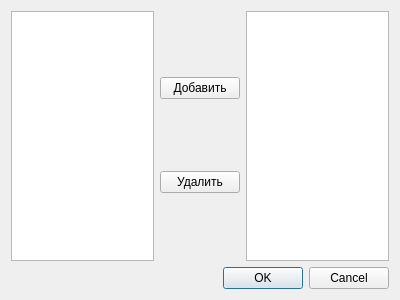
The window that statisticanalyzedialog.ui (de1mos242/USDiplom) describes before a commit, drawn with Qt 5.
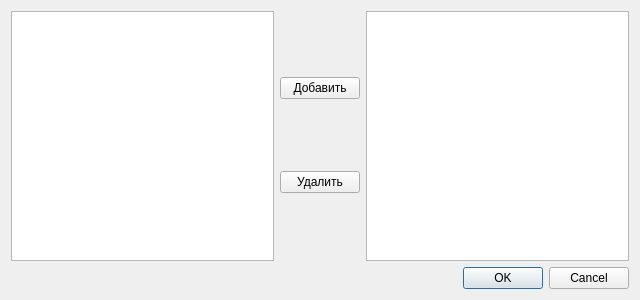
The same window after the commit.

What changed in the file:
```diff
--- a/statisticanalyzedialog.ui
+++ b/statisticanalyzedialog.ui
@@ -6,7 +6,7 @@
    <rect>
     <x>0</x>
     <y>0</y>
-    <width>400</width>
+    <width>640</width>
     <height>300</height>
    </rect>
   </property>
@@ -17,7 +17,7 @@
    <item>
     <layout class="QHBoxLayout" name="horizontalLayout">
      <item>
-      <widget class="QListView" name="listView"/>
+      <widget class="QListWidget" name="aviabledParams"/>
      </item>
      <item>
       <layout class="QVBoxLayout" name="verticalLayout_2">
@@ -38,7 +38,7 @@
       </layout>
      </item>
      <item>
-      <widget class="QListView" name="listView_2"/>
+      <widget class="QListWidget" name="selectedParams"/>
      </item>
     </layout>
    </item>
```
Left out of the diff: 60 changed lines with no effect on the pictures.
